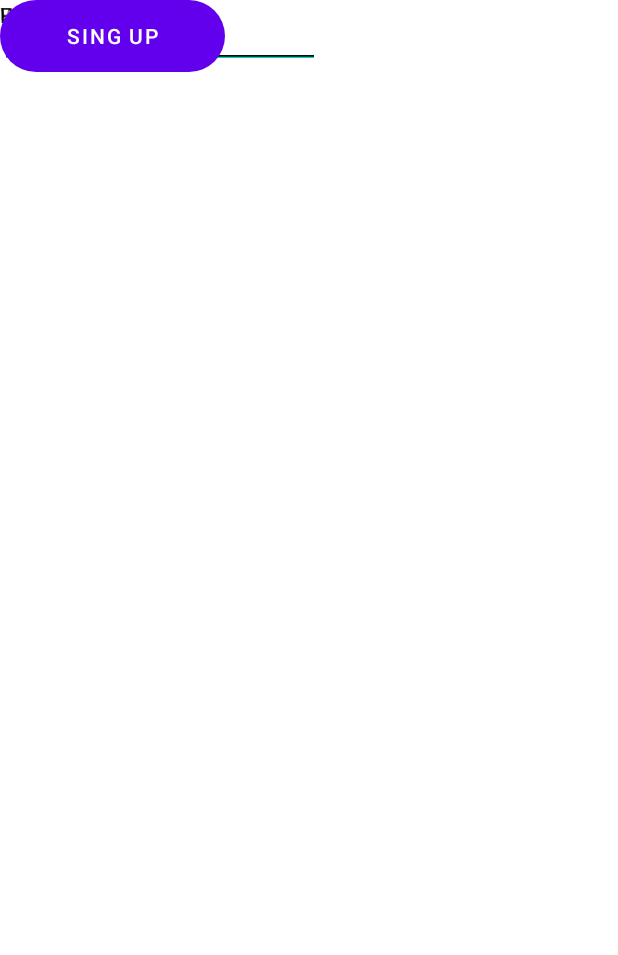
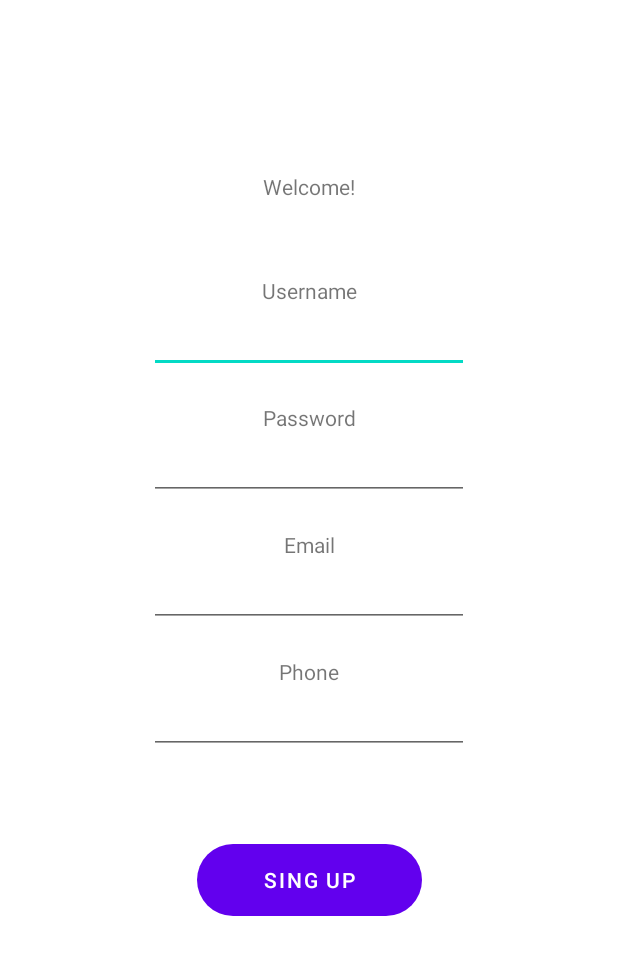
Before and after one commit to tabanezjoao/SIMProject, an Android app: the layout activity_register.xml on its own in the app's theme, with its tools: preview values and no code run, on a phone screen of 412 x 824 dp. Shown: the top 955 px of the screen. Run offline under Robolectric (Android 15) with nearby library versions, the phone set to English and light mode, and no system bars.

Commit message:
Register layout updated and code for registrarion added

```diff
--- a/FitnessApp/app/src/main/java/com/example/fitnessapp/MainActivity.kt
+++ b/FitnessApp/app/src/main/java/com/example/fitnessapp/MainActivity.kt
@@ -2,10 +2,25 @@ package com.example.fitnessapp
 
 import androidx.appcompat.app.AppCompatActivity
 import android.os.Bundle
+import android.util.Log
+import android.view.View
+import android.widget.TextView
 
 class MainActivity : AppCompatActivity() {
     override fun onCreate(savedInstanceState: Bundle?) {
         super.onCreate(savedInstanceState)
-        setContentView(R.layout.activity_login)
+        setContentView(R.layout.activity_register)
+    }
+
+    fun getUserRegistration(view: View)
+    {
+        val username = findViewById<TextView>(R.id.editTextUsername).text.toString()
+        val password = findViewById<TextView>(R.id.editTextPassword).text.toString()
+        val email = findViewById<TextView>(R.id.editTextEmail).text.toString()
+        val phone = findViewById<TextView>(R.id.editTextPhone).text.toString()
+        Log.d("username", username)
+        Log.d("password", password)
+        Log.d("email", email)
+        Log.d("phone", phone)
     }
 }
--- a/FitnessApp/app/src/main/res/layout/activity_register.xml
+++ b/FitnessApp/app/src/main/res/layout/activity_register.xml
@@ -1,5 +1,6 @@
 <?xml version="1.0" encoding="utf-8"?>
 <androidx.constraintlayout.widget.ConstraintLayout xmlns:android="http://schemas.android.com/apk/res/android"
+    xmlns:app="http://schemas.android.com/apk/res-auto"
     xmlns:tools="http://schemas.android.com/tools"
     android:layout_width="match_parent"
     android:layout_height="match_parent">
@@ -10,7 +11,14 @@
         android:layout_height="wrap_content"
         android:text="Welcome!"
         tools:layout_editor_absoluteX="102dp"
-        tools:layout_editor_absoluteY="86dp" />
+        tools:layout_editor_absoluteY="86dp"
+        app:layout_constraintTop_toTopOf="parent"
+        app:layout_constraintLeft_toLeftOf="parent"
+        app:layout_constraintRight_toRightOf="parent"
+        app:layout_constraintBottom_toTopOf="@id/textView_username"
+        app:layout_constraintVertical_chainStyle="packed"
+        app:layout_constraintVertical_bias="0.35"
+        android:layout_marginBottom="50dp"/>
 
     <TextView
         android:id="@+id/textView_username"
@@ -18,7 +26,11 @@
         android:layout_height="wrap_content"
         android:text="Username"
         tools:layout_editor_absoluteX="99dp"
-        tools:layout_editor_absoluteY="127dp" />
+        tools:layout_editor_absoluteY="127dp"
+        app:layout_constraintTop_toBottomOf="@id/register_welcome_message"
+        app:layout_constraintLeft_toLeftOf="parent"
+        app:layout_constraintRight_toRightOf="parent"
+        app:layout_constraintBottom_toTopOf="@id/editTextUsername"/>
 
     <EditText
         android:id="@+id/editTextUsername"
@@ -27,7 +39,12 @@
         android:ems="10"
         android:inputType="textPersonName"
         tools:layout_editor_absoluteX="99dp"
-        tools:layout_editor_absoluteY="151dp" />
+        tools:layout_editor_absoluteY="151dp"
+        app:layout_constraintTop_toBottomOf="@id/textView_username"
+        app:layout_constraintLeft_toLeftOf="parent"
+        app:layout_constraintRight_toRightOf="parent"
+        app:layout_constraintBottom_toTopOf="@+id/textView_password"
+        android:layout_marginBottom="20dp"/>
 
     <TextView
         android:id="@+id/textView_password"
@@ -35,7 +52,11 @@
         android:layout_height="wrap_content"
         android:text="Password"
         tools:layout_editor_absoluteX="96dp"
-        tools:layout_editor_absoluteY="222dp" />
+        tools:layout_editor_absoluteY="222dp"
+        app:layout_constraintTop_toBottomOf="@id/editTextUsername"
+        app:layout_constraintLeft_toLeftOf="parent"
+        app:layout_constraintRight_toRightOf="parent"
+        app:layout_constraintBottom_toTopOf="@id/editTextPassword"/>
 
     <EditText
         android:id="@+id/editTextPassword"
@@ -44,7 +65,12 @@
         android:ems="10"
         android:inputType="textPassword"
         tools:layout_editor_absoluteX="93dp"
-        tools:layout_editor_absoluteY="256dp" />
+        tools:layout_editor_absoluteY="256dp"
+        app:layout_constraintTop_toBottomOf="@id/textView_password"
+        app:layout_constraintLeft_toLeftOf="parent"
+        app:layout_constraintRight_toRightOf="parent"
+        app:layout_constraintBottom_toTopOf="@id/textView_email"
+        android:layout_marginBottom="20dp"/>
 
     <TextView
         android:id="@+id/textView_email"
@@ -52,7 +78,11 @@
         android:layout_height="wrap_content"
         android:text="Email"
         tools:layout_editor_absoluteX="96dp"
-        tools:layout_editor_absoluteY="322dp" />
+        tools:layout_editor_absoluteY="322dp"
+        app:layout_constraintTop_toBottomOf="@id/editTextPassword"
+        app:layout_constraintLeft_toLeftOf="parent"
+        app:layout_constraintRight_toRightOf="parent"
+        app:layout_constraintBottom_toTopOf="@id/editTextEmail"/>
 
     <EditText
         android:id="@+id/editTextEmail"
@@ -61,7 +91,12 @@
         android:ems="10"
         android:inputType="textEmailAddress"
         tools:layout_editor_absoluteX="96dp"
-        tools:layout_editor_absoluteY="370dp" />
+        tools:layout_editor_absoluteY="370dp"
+        app:layout_constraintTop_toBottomOf="@id/textView_email"
+        app:layout_constraintLeft_toLeftOf="parent"
+        app:layout_constraintRight_toRightOf="parent"
+        app:layout_constraintBottom_toTopOf="@id/textView_phone"
+        android:layout_marginBottom="20dp"/>
 
     <TextView
         android:id="@+id/textView_phone"
@@ -69,7 +104,11 @@
         android:layout_height="wrap_content"
         android:text="Phone"
         tools:layout_editor_absoluteX="93dp"
-        tools:layout_editor_absoluteY="450dp" />
+        tools:layout_editor_absoluteY="450dp"
+        app:layout_constraintTop_toBottomOf="@id/editTextEmail"
+        app:layout_constraintLeft_toLeftOf="parent"
+        app:layout_constraintRight_toRightOf="parent"
+        app:layout_constraintBottom_toTopOf="@id/editTextPhone"/>
 
     <EditText
         android:id="@+id/editTextPhone"
@@ -78,15 +117,24 @@
         android:ems="10"
         android:inputType="phone"
         tools:layout_editor_absoluteX="90dp"
-        tools:layout_editor_absoluteY="498dp" />
+        tools:layout_editor_absoluteY="498dp"
+        app:layout_constraintTop_toBottomOf="@id/textView_phone"
+        app:layout_constraintLeft_toLeftOf="parent"
+        app:layout_constraintRight_toRightOf="parent"
+        app:layout_constraintBottom_toTopOf="@id/button_registration_complete"
+        android:layout_marginBottom="60dp"/>
 
     <Button
         android:id="@+id/button_registration_complete"
-        android:layout_width="150dp
-"
+        android:layout_width="150dp"
         android:layout_height="wrap_content"
         android:text="Sing Up"
         tools:layout_editor_absoluteX="93dp"
         tools:layout_editor_absoluteY="570dp"
-        android:background="@drawable/custom_button"/>
+        android:background="@drawable/custom_button"
+        app:layout_constraintTop_toBottomOf="@id/editTextPhone"
+        app:layout_constraintLeft_toLeftOf="parent"
+        app:layout_constraintRight_toRightOf="parent"
+        app:layout_constraintBottom_toBottomOf="parent"
+        android:onClick="getUserRegistration"/>
 </androidx.constraintlayout.widget.ConstraintLayout>
```
